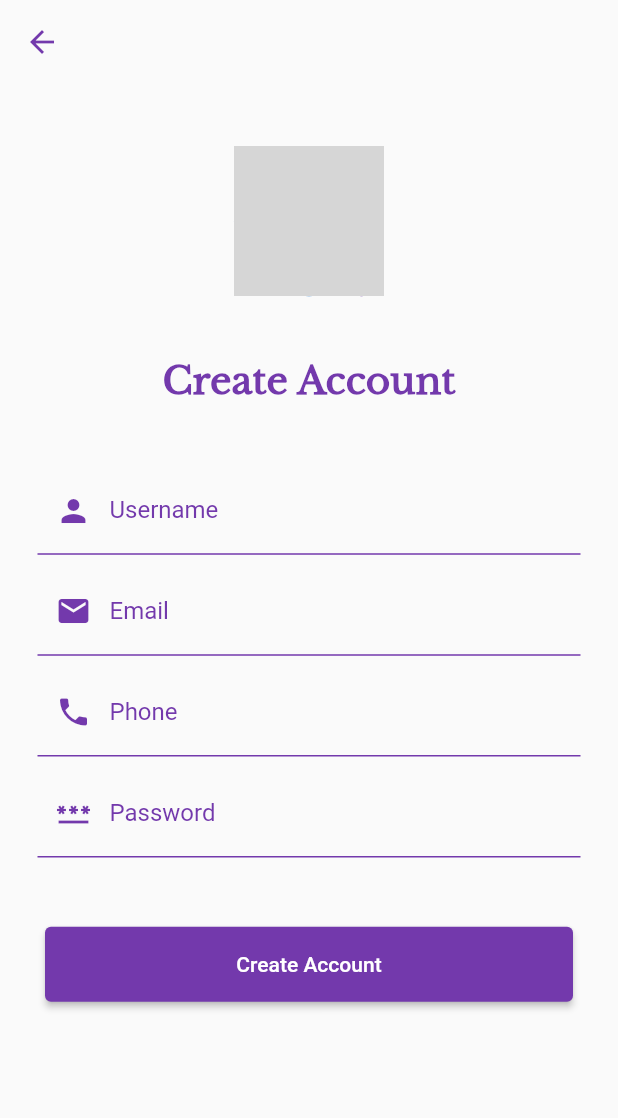
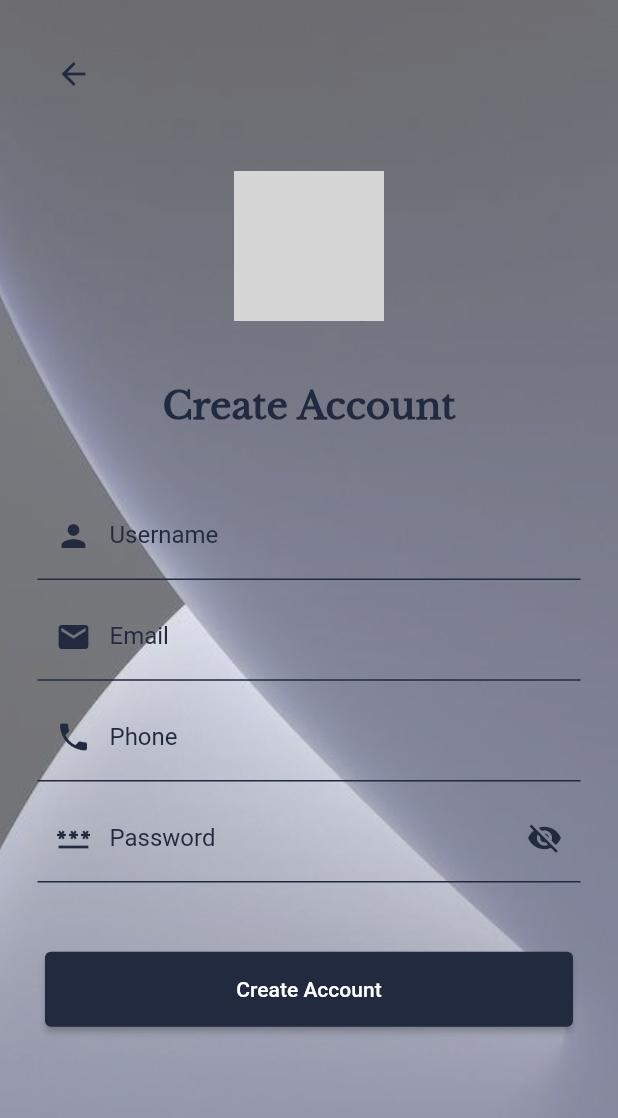
Before and after one commit to priyanshipandya/Pr4, a Flutter app: the screen it shows after launch, after a tap on "Get Started", after a tap on "Sign Up", on a phone screen of 412 x 824 dp. Shown: the top 1118 px of the screen. Run offline on Flutter 3.47's test engine with Material 2 defaults, Android fonts, the phone set to English and light mode, and no system bars; network calls fail; grey boxes are pictures that could not be loaded.

Commit message:
added home page

```diff
--- a/lib/main.dart
+++ b/lib/main.dart
@@ -1,5 +1,6 @@
 import 'package:flutter/material.dart';
 import 'package:flutter/services.dart';
+import 'package:signup_login/homepage.dart';
 import 'package:signup_login/reusable_code/constants.dart';
 import 'package:signup_login/reusable_code/custom_button.dart';
 import 'package:signup_login/sign_up.dart';
@@ -21,22 +22,31 @@ class LoginPage extends StatefulWidget {
 
 class _LoginPageState extends State<LoginPage> {
   final formKey = GlobalKey<FormState>();
+  bool visible = false;
+  bool hiddenText = true;
 
   @override
   Widget build(BuildContext context) {
+    SystemChrome.setEnabledSystemUIMode(SystemUiMode.immersive);
     var height = MediaQuery.of(context).size.height;
+    return SafeArea(
+      child: Scaffold(
+        body: Container(
+          height: height,
+          decoration: const BoxDecoration(
+            image: DecorationImage(
+              image: AssetImage('asset/images/wallpaper.jpg'),
+              fit: BoxFit.cover,
+              opacity: 0.6,
+            ),
+          ),
 
-    return Scaffold(
-      appBar: AppBar(
-        systemOverlayStyle:
-            const SystemUiOverlayStyle(statusBarColor: Colors.transparent),
-        backgroundColor: Colors.transparent,
-        centerTitle: true,
-        elevation: 0,
+          child: SingleChildScrollView(
+            child: Padding(
+              padding:
+                  EdgeInsets.only(
+                     left: 25.0,right:25,  top: height * 0.08
                   ),
-      body: Padding(
-        padding: const EdgeInsets.symmetric(horizontal: 25.0, vertical: 15),
-        child: SingleChildScrollView(
               child: Form(
                 key: formKey,
                 child: Column(
@@ -46,37 +56,40 @@ class _LoginPageState extends State<LoginPage> {
                     const CircleAvatar(
                         backgroundImage: NetworkImage(
                             'https://images.unsplash.com/photo-1525134479668-1bee5c7c6845?ixlib=rb-4.0.3&ixid=MnwxMjA3fDB8MHxwaG90by1wYWdlfHx8fGVufDB8fHx8&auto=format&fit=crop&w=687&q=80'),
-                    radius: 50),
+                        radius: 50,),
+
                     SizedBox(
                       height: height * 0.05,
                     ),
+
                     const Text(
                       "Welcome Back",
                       style: TextStyle(
                           fontSize: 25,
-                    color: Color(0xff7339ac),
+                          color: Color(0xff212A3E),
                           fontWeight: FontWeight.bold,
-                    fontFamily: 'LibreBarnesville'
+                          fontFamily: 'LibreBarnesville'),
                     ),
-                ),
+
                     SizedBox(
                       height: height * 0.05,
                     ),
+
                     TextFormField(
                       decoration: const InputDecoration(
                         // contentPadding: EdgeInsets.only(top:10),
                         prefixIcon: Icon(
                           Icons.person,
-                      color: Color(0xff7339ac),
+                          color: Color(0xff212A3E),
                         ),
                         enabledBorder: UnderlineInputBorder(
                           borderSide: BorderSide(
-                        color: Color(0xff7339ac),
+                            color: Color(0xff212A3E),
                           ),
                         ),
                         labelText: 'Username',
                         labelStyle: TextStyle(
-                      color: Color(0xff7339ac),
+                          color: Color(0xff212A3E),
                         ),
                       ),
                       textInputAction: TextInputAction.next,
@@ -90,26 +103,40 @@ class _LoginPageState extends State<LoginPage> {
                         }
                       },
                     ),
+
                     SizedBox(
                       height: height * 0.015,
                     ),
+
                     TextFormField(
-                  obscureText: true,
-                  decoration: const InputDecoration(
-                    prefixIcon: Icon(
-                      Icons.password,
-                      color: Color(0xff7339ac),
+                      obscureText: hiddenText,
+                      decoration: InputDecoration(
+                        prefixIcon:
+                            const Icon(Icons.password, color: Color(0xff212A3E)),
+                        suffixIcon: IconButton(
+                            onPressed: () {
+                              setState(() {
+                                visible = !visible;
+                                if (visible) {
+                                  hiddenText = false;
+                                } else {
+                                  hiddenText = true;
+                                }
+                              });
+                            },
+                            icon: visible ? const Icon(Icons.visibility, color: Color(0xff212A3E),) : const Icon(Icons.visibility_off, color: Color(0xff212A3E),),
                         ),
                         labelText: 'Password',
-                    labelStyle: TextStyle(
-                      color: Color(0xff7339ac),
+                        labelStyle: const TextStyle(
+                          color: Color(0xff212A3E),
                         ),
-                    enabledBorder: UnderlineInputBorder(
+                        enabledBorder: const UnderlineInputBorder(
                           borderSide: BorderSide(
-                        color: Color(0xff7339ac),
+                            color: Color(0xff212A3E),
                           ),
                         ),
                       ),
+
                       validator: (value) {
                         if (value!.isEmpty) {
                           return "Please Enter password";
@@ -125,16 +152,19 @@ class _LoginPageState extends State<LoginPage> {
                         FilteringTextInputFormatter.deny(RegExp(r'[/\\]'))
                       ],
                     ),
+
                     SizedBox(
                       height: height * 0.05,
                     ),
+
                     CustomButton(
                       onTap: () {
                         if (formKey.currentState!.validate()) {
                           Navigator.push(
                             context,
                             MaterialPageRoute(
-                          builder: (context) => const SignUpPageWidget(),
+                              builder: (context) =>
+                                  const Dashboard(),
                             ),
                           );
                         }
@@ -146,58 +176,75 @@ class _LoginPageState extends State<LoginPage> {
                         ),
                       ),
                     ),
+
                     SizedBox(
                       height: height * 0.05,
                     ),
+
                     const Center(
                       child: Text(
                         "Or",
                         style: TextStyle(
                           fontSize: 20,
                           fontWeight: FontWeight.bold,
-                      color: Color(0xff7339ac),
+                          color: Color(0xff212A3E),
                         ),
                       ),
                     ),
+
                     SizedBox(
                       height: height * 0.04,
                     ),
+
                     Row(
                       crossAxisAlignment: CrossAxisAlignment.center,
                       mainAxisAlignment: MainAxisAlignment.spaceAround,
-                  children: const [
-                    CircleAvatar(
-                      radius: 25,
-                      child: Image(
-                        image: AssetImage(
-                          'asset/images/google.png',
-                        ),
-                        fit: BoxFit.cover,
+                      children:  [
+                        InkWell(
+                          child: Container(
+                            height: 45,
+                            width: 45,
+                            decoration: const BoxDecoration(
+                              image: DecorationImage(
+                                image: AssetImage('asset/images/google.png'),
                               ),
                             ),
-                    CircleAvatar(
-                      radius: 25,
-                      child: Image(
-                        image: AssetImage(
-                          'asset/images/apple.png',
                           ),
-                        fit: BoxFit.cover,
+                          onTap: () {},
+                        ),
+
+                        InkWell(
+                          child: Container(
+                            height: 45,
+                            width: 45,
+                            decoration: const BoxDecoration(
+                              image: DecorationImage(
+                                image: AssetImage('asset/images/apple.png'),
                               ),
                             ),
-                    CircleAvatar(
-                      radius: 25,
-                      child: Image(
-                        image: AssetImage(
-                          'asset/images/facebook.png',
                           ),
-                        fit: BoxFit.cover,
+                          onTap: () {},
                         ),
+
+                        InkWell(
+                          child: Container(
+                            height: 45,
+                            width: 45,
+                            decoration: const BoxDecoration(
+                              image: DecorationImage(
+                                image: AssetImage('asset/images/facebook.png'),
+                              ),
+                            ),
+                          ),
+                          onTap: () {},
                         ),
                       ],
                     ),
+
                     SizedBox(
                       height: height * 0.04,
                     ),
+
                     Row(
                       mainAxisAlignment: MainAxisAlignment.center,
                       crossAxisAlignment: CrossAxisAlignment.center,
@@ -215,7 +262,7 @@ class _LoginPageState extends State<LoginPage> {
                           child: const Text(
                             "Sign Up",
                             style:
-                            TextStyle(color: Color(0xff7339ac), fontSize: 15),
+                                TextStyle(color: Color(0xff212A3E), fontSize: 15),
                           ),
                         ),
                       ],
@@ -225,6 +272,8 @@ class _LoginPageState extends State<LoginPage> {
               ),
             ),
           ),
+        ),
+      ),
     );
   }
 }
--- a/lib/reusable_code/constants.dart
+++ b/lib/reusable_code/constants.dart
@@ -2,6 +2,6 @@ import 'package:flutter/material.dart';
 
 ButtonStyle elevatedButtonStyle = ButtonStyle(
   backgroundColor: MaterialStateProperty.all(
-    const Color(0xff7339ac),
+    const Color(0xff212A3E),
   ),
 );
--- a/lib/reusable_code/custom_button.dart
+++ b/lib/reusable_code/custom_button.dart
@@ -1,5 +1,4 @@
 import 'package:flutter/material.dart';
-import 'package:signup_login/reusable_code/constants.dart';
 
 class CustomButton extends StatefulWidget {
    var name;
--- a/lib/sign_up.dart
+++ b/lib/sign_up.dart
@@ -1,5 +1,6 @@
 import 'package:flutter/material.dart';
 import 'package:flutter/services.dart';
+import 'package:signup_login/homepage.dart';
 import 'package:signup_login/reusable_code/constants.dart';
 import 'package:signup_login/reusable_code/custom_button.dart';
 
@@ -13,25 +14,32 @@ class SignUpPageWidget extends StatefulWidget {
 class _SignUpPageWidgetState extends State<SignUpPageWidget> {
   final formKey = GlobalKey<FormState>();
 
+  bool visibility = false;
+  bool hiddenText = true;
+
   @override
   Widget build(BuildContext context) {
+    SystemChrome.setEnabledSystemUIMode(SystemUiMode.immersive);
     var height = MediaQuery.of(context).size.height;
 
     return GestureDetector(
       onTap: () {
         FocusScope.of(context).requestFocus(FocusNode());
       },
+
+      child: SafeArea(
         child: Scaffold(
-        appBar: AppBar(
-          iconTheme: const IconThemeData(color: Color(0xff7339ac)),
-          systemOverlayStyle:
-              const SystemUiOverlayStyle(statusBarColor: Colors.transparent),
-          // title: const Text("Sign Up Page"),
-          backgroundColor: Colors.transparent,
-          centerTitle: true,
-          elevation: 0,
+          body: Container(
+            height: height,
+            decoration: const BoxDecoration(
+              image: DecorationImage(
+                image: AssetImage('asset/images/wallpaper.jpg'),
+                fit: BoxFit.cover,
+                opacity: 0.6,
               ),
-        body: Padding(
+            ),
+
+            child: Padding(
               padding: const EdgeInsets.all(25.0),
               child: SingleChildScrollView(
                 child: Form(
@@ -40,9 +48,23 @@ class _SignUpPageWidgetState extends State<SignUpPageWidget> {
                     mainAxisAlignment: MainAxisAlignment.center,
                     crossAxisAlignment: CrossAxisAlignment.center,
                     children: [
+                      Align(
+                        alignment: Alignment.topLeft,
+                        child: IconButton(
+                          onPressed: () {
+                            Navigator.pop(context);
+                          },
+                          icon: const Icon(
+                            Icons.arrow_back,
+                            color: Color(0xff212A3E),
+                          ),
+                        ),
+                      ),
+
                       SizedBox(
-                    height: height * 0.02,
+                        height: height * 0.05,
                       ),
+
                       Stack(
                         children: const [
                           CircleAvatar(
@@ -54,7 +76,7 @@ class _SignUpPageWidgetState extends State<SignUpPageWidget> {
                             right: 0,
                             child: CircleAvatar(
                               radius: 15,
-                          backgroundColor: Color(0xff7339ac),
+                              backgroundColor: Color(0xff212A3E),
                               child: Icon(
                                 Icons.edit,
                                 size: 20,
@@ -63,34 +85,38 @@ class _SignUpPageWidgetState extends State<SignUpPageWidget> {
                           ),
                         ],
                       ),
+
                       SizedBox(
                         height: height * 0.05,
                       ),
+
                       const Text(
                         "Create Account",
                         style: TextStyle(
                             fontSize: 25,
-                        color: Color(0xff7339ac),
+                            color: Color(0xff212A3E),
                             fontWeight: FontWeight.bold,
                             fontFamily: 'LibreBarnesville'),
                       ),
+
                       SizedBox(
                         height: height * 0.05,
                       ),
+
                       TextFormField(
                         decoration: const InputDecoration(
                           // contentPadding: EdgeInsets.only(top:10),
                           prefixIcon: Icon(
                             Icons.person,
-                        color: Color(0xff7339ac),
+                            color: Color(0xff212A3E),
                           ),
                           enabledBorder: UnderlineInputBorder(
                             borderSide: BorderSide(
-                          color: Color(0xff7339ac),
+                              color: Color(0xff212A3E),
                             ),
                           ),
                           labelText: 'Username',
-                      labelStyle: TextStyle(color: Color(0xff7339ac)),
+                          labelStyle: TextStyle(color: Color(0xff212A3E)),
                         ),
                         textInputAction: TextInputAction.next,
                         validator: (value) {
@@ -103,18 +129,20 @@ class _SignUpPageWidgetState extends State<SignUpPageWidget> {
                           }
                         },
                       ),
+
                       SizedBox(
                         height: height * 0.01,
                       ),
+
                       TextFormField(
-                    obscureText: true,
+                        keyboardType: TextInputType.emailAddress,
                         decoration: const InputDecoration(
-                      prefixIcon: Icon(Icons.email, color: Color(0xff7339ac)),
+                          prefixIcon: Icon(Icons.email, color: Color(0xff212A3E)),
                           labelText: 'Email',
-                      labelStyle: TextStyle(color: Color(0xff7339ac)),
+                          labelStyle: TextStyle(color: Color(0xff212A3E)),
                           enabledBorder: UnderlineInputBorder(
                             borderSide: BorderSide(
-                          color: Color(0xff7339ac),
+                              color: Color(0xff212A3E),
                             ),
                           ),
                         ),
@@ -122,58 +150,81 @@ class _SignUpPageWidgetState extends State<SignUpPageWidget> {
                           if (value!.isEmpty) {
                             return "Please Enter Email";
                           } else {
-                        if (value.length < 6) {
-                          return "Minimum 6 length is Required";
-                        } else {
-                          return null;
-                        }
-                      }
-                    },
-                    // inputFormatters: [
-                    //   FilteringTextInputFormatter.deny(RegExp(r'[/\\]'))
-                    // ],
-                  ),
-                  SizedBox(
-                    height: height * 0.01,
-                  ),
-                  TextFormField(
-                    obscureText: true,
-                    keyboardType: TextInputType.number,
-                    decoration: const InputDecoration(
-                      prefixIcon: Icon(Icons.phone, color: Color(0xff7339ac)),
-                      labelText: 'Phone',
-                      labelStyle: TextStyle(color: Color(0xff7339ac)),
-                      enabledBorder: UnderlineInputBorder(
-                        borderSide: BorderSide(
-                          color: Color(0xff7339ac),
-                        ),
-                      ),
-                    ),
-                    validator: (value) {
-                      if (value!.isEmpty) {
-                        return "Please Enter password";
-                      } else {
-                        if (value.length < 6) {
-                          return "Minimum 6 length is Required";
+                            if (!RegExp(r"^[a-zA-Z0-9.a-zA-Z0-9!#$%&'*+-/=?^_`{|}~]+@[a-zA-Z0-9]+\.([a-zA-Z]{2,})+").hasMatch(value)) {
+                              return "Invalid email id";
                             } else {
                               return null;
                             }
                           }
                         },
                       ),
+
                       SizedBox(
                         height: height * 0.01,
                       ),
+
                       TextFormField(
-                    obscureText: true,
+                        keyboardType: TextInputType.number,
                         decoration: const InputDecoration(
-                      prefixIcon:
-                          Icon(Icons.password, color: Color(0xff7339ac)),
-                      labelText: 'Password',
-                      labelStyle: TextStyle(color: Color(0xff7339ac)),
+                          prefixIcon: Icon(Icons.phone, color: Color(0xff212A3E)),
+                          labelText: 'Phone',
+                          labelStyle: TextStyle(color: Color(0xff212A3E)),
                           enabledBorder: UnderlineInputBorder(
                             borderSide: BorderSide(
-                          color: Color(0xff7339ac),
+                              color: Color(0xff212A3E),
+                            ),
+                          ),
+                        ),
+                        inputFormatters: [
+                          FilteringTextInputFormatter.allow(RegExp(r'[0-9]'))
+                        ],
+                        validator: (value) {
+                          if (value!.isEmpty) {
+                            return "Please enter phone number";
+                          } else if(value.length != 10){
+                            // print(value.length);
+                              return "Contact number should be of 10 characters";
+                          } else {
+                              return null;
+                            }
+                        },
+                      ),
+
+                      SizedBox(
+                        height: height * 0.01,
+                      ),
+
+                      TextFormField(
+                        obscureText: hiddenText,
+                        decoration: InputDecoration(
+                          prefixIcon:
+                              const Icon(Icons.password, color: Color(0xff212A3E)),
+                          suffixIcon: IconButton(
+                            onPressed: () {
+                              setState(() {
+                                visibility = !visibility;
+                                if (visibility) {
+                                  hiddenText = false;
+                                } else {
+                                  hiddenText = true;
+                                }
+                              });
+                            },
+                            icon: visibility
+                                ? const Icon(
+                                    Icons.visibility,
+                                    color: Color(0xff212A3E),
+                                  )
+                                : const Icon(
+                                    Icons.visibility_off,
+                                    color: Color(0xff212A3E),
+                                  ),
+                          ),
+                          labelText: 'Password',
+                          labelStyle: const TextStyle(color: Color(0xff212A3E)),
+                          enabledBorder: const UnderlineInputBorder(
+                            borderSide: BorderSide(
+                              color: Color(0xff212A3E),
                             ),
                           ),
                         ),
@@ -192,13 +243,15 @@ class _SignUpPageWidgetState extends State<SignUpPageWidget> {
                           FilteringTextInputFormatter.deny(RegExp(r'[/\\]'))
                         ],
                       ),
+
                       SizedBox(
                         height: height * 0.05,
                       ),
+
                       CustomButton(
                         onTap: () {
                           if (formKey.currentState!.validate()) {
-                        return;
+                            Navigator.pushAndRemoveUntil(context, MaterialPageRoute(builder: (context) => const Dashboard(),), (route) => route.isFirst,);
                           }
                         },
                         name: 'Create Account',
@@ -214,6 +267,8 @@ class _SignUpPageWidgetState extends State<SignUpPageWidget> {
               ),
             ),
           ),
+        ),
+      ),
     );
   }
 }
```
Also changed, not shown: lib/homepage.dart (added, +274 -0 lines), asset/fonts/SourceSansPro-Black.ttf (deleted), asset/images/apple.png, asset/images/facebook.png, asset/images/google.png, asset/images/rain.jpg (added), asset/images/wallpaper.jpg (added), asset/images/water.jpeg (deleted). Lines whose indentation alone changed are shown as unchanged.
